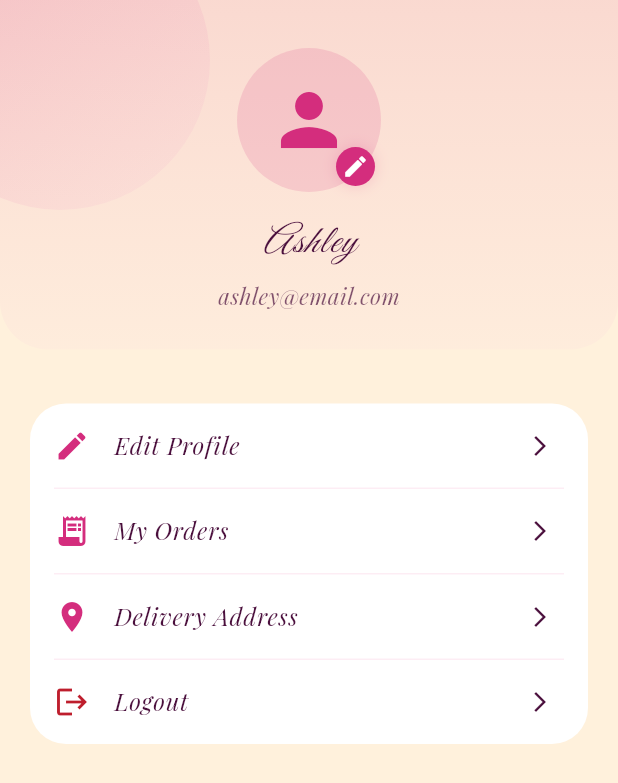
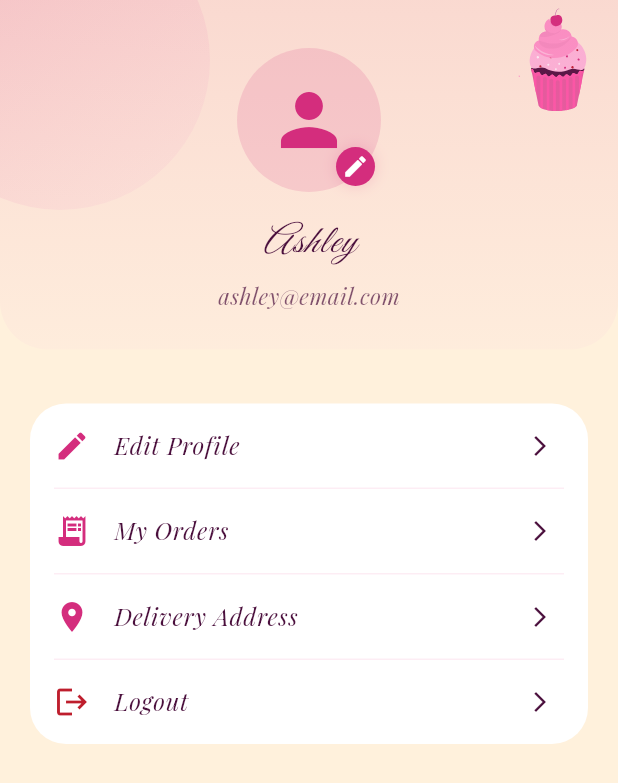
Before and after one commit to PraiseTechzw/ashleystreats, a Flutter app: the ProfileScreen screen opened directly, on a phone screen of 412 x 824 dp. Shown: the top 783 px of the screen. Run offline on Flutter 3.47's test engine with Material 3 defaults, Android fonts, the phone set to English and light mode, and no system bars; our stand-ins replace appwrite, cloud_firestore, file_picker, firebase_auth, firebase_core, firebase_messaging and 5 more; accounts and stored records are empty; generated files the repository leaves out were written again.

Commit message:
Refactor ProfileScreen to enhance UI with a gradient background and circular avatar. Introduce a new layout using Stack and SingleChildScrollView for better responsiveness. Replace ListTile actions with a custom _profileAction widget for improved code organization and maintainability. Integrate Lottie animations for optional visual effects.

```diff
--- a/lib/features/profile/presentation/screens/profile_screen.dart
+++ b/lib/features/profile/presentation/screens/profile_screen.dart
@@ -150,11 +150,11 @@ class _ProfileScreenState extends State<ProfileScreen> {
             ),
           ),
           // Lottie accent (optional, comment out if not desired)
-          // Positioned(
-          //   top: 0,
-          //   right: 0,
-          //   child: Lottie.asset('assets/animations/cupcakeani.json', width: 80, height: 80, repeat: true),
-          // ),
+          Positioned(
+            top: 0,
+            right: 0,
+            child: Lottie.asset('assets/animations/cupcakeani.json', width: 80, height: 80, repeat: true),
+          ),
           SafeArea(
             child: SingleChildScrollView(
               child: Column(
```
